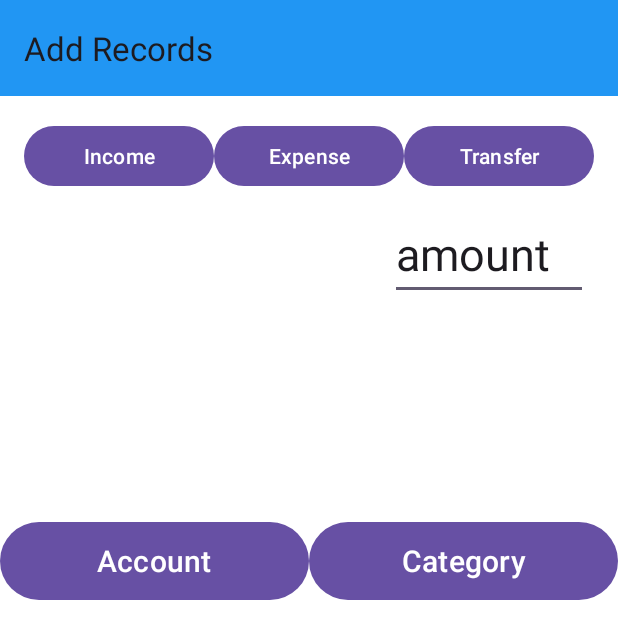
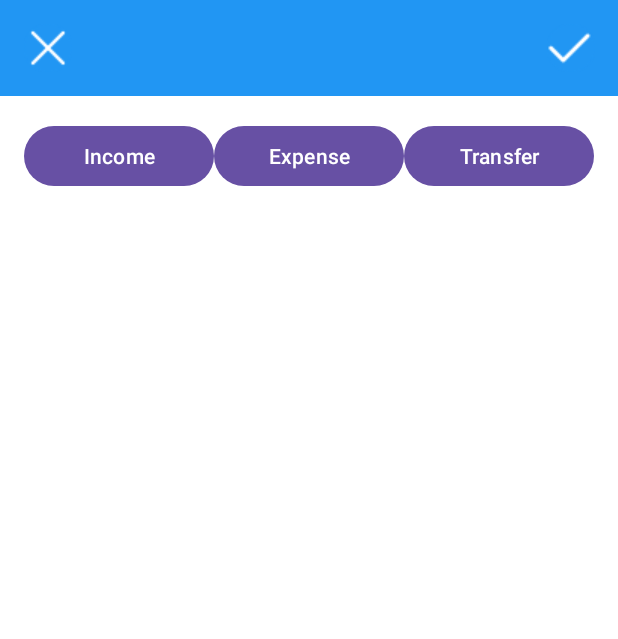
Before and after one commit to Chaitanya-ghutukade/Moneymind, an Android app: the Add_Records screen opened directly, with no data from a screen before it, on a phone screen of 412 x 824 dp. Shown: the top 639 px of the screen. Run offline under Robolectric (Android 15) with nearby library versions, the phone set to English and light mode, and no system bars.

Commit message:
added close and check icon in add record activity

```diff
--- a/app/src/main/java/com/example/moneymind/Add_Records.java
+++ b/app/src/main/java/com/example/moneymind/Add_Records.java
@@ -6,8 +6,11 @@ import androidx.core.content.ContextCompat;
 
 import android.os.Build;
 import android.os.Bundle;
+import android.view.View;
 import android.view.Window;
 import android.view.WindowManager;
+import android.widget.ImageView;
+import android.widget.Toast;
 
 public class Add_Records extends AppCompatActivity {
 
@@ -17,12 +20,24 @@ public class Add_Records extends AppCompatActivity {
         setContentView(R.layout.activity_add_records);
         Toolbar toolbar=findViewById(R.id.Add_Records_toolbar);
         setSupportActionBar(toolbar);
-        getSupportActionBar().setTitle("Add Records");
+        getSupportActionBar().setDisplayShowTitleEnabled(false);
+
 
         if (Build.VERSION.SDK_INT >= Build.VERSION_CODES.LOLLIPOP) {
             Window window = getWindow();
             window.addFlags(WindowManager.LayoutParams.FLAG_DRAWS_SYSTEM_BAR_BACKGROUNDS);
             window.setStatusBarColor(ContextCompat.getColor(this, R.color.add_record_toolbar_color));
         }
+
+        ImageView close=findViewById(R.id.close_icon);
+        ImageView check=findViewById(R.id.check_icon);
+
+
+        close.setOnClickListener(new View.OnClickListener() {
+            @Override
+            public void onClick(View v) {
+                onBackPressed();
+            }
+        });
     }
 }
--- a/app/src/main/res/layout/activity_add_records.xml
+++ b/app/src/main/res/layout/activity_add_records.xml
@@ -4,9 +4,9 @@
     xmlns:tools="http://schemas.android.com/tools"
     android:layout_width="match_parent"
     android:layout_height="match_parent"
+    android:background="#fff"
     android:orientation="vertical"
-    tools:context=".Add_Records"
-    android:background="#fff">
+    tools:context=".Add_Records">
 
     <com.google.android.material.appbar.AppBarLayout
         android:layout_width="match_parent"
@@ -16,8 +16,24 @@
             android:id="@+id/Add_Records_toolbar"
             android:layout_width="match_parent"
             android:layout_height="wrap_content"
-            android:background="@color/add_record_toolbar_color"/>
+            android:background="@color/add_record_toolbar_color">
 
+            <ImageView
+                android:id="@+id/close_icon"
+                android:layout_width="wrap_content"
+                android:layout_height="wrap_content"
+                android:layout_gravity="start"
+                android:src="@drawable/close" />
+
+            <ImageView
+                android:id="@+id/check_icon"
+                android:layout_width="wrap_content"
+                android:layout_height="wrap_content"
+                android:layout_gravity="end"
+                android:layout_marginEnd="15dp"
+                android:src="@drawable/check" />
+
+        </androidx.appcompat.widget.Toolbar>
 
 
     </com.google.android.material.appbar.AppBarLayout>
@@ -35,14 +51,16 @@
             android:layout_width="0dp"
             android:layout_height="wrap_content"
             android:layout_columnWeight="1"
-            android:text="Income" />
+            android:text="Income"
+            />
 
         <Button
             android:id="@+id/expense_btn"
             android:layout_width="0dp"
             android:layout_height="wrap_content"
             android:layout_columnWeight="1"
-            android:text="Expense" />
+            android:text="Expense"
+           />
 
 
         <Button
@@ -50,57 +68,11 @@
             android:layout_width="0dp"
             android:layout_height="wrap_content"
             android:layout_columnWeight="1"
-            android:text="Transfer" />
+            android:text="Transfer"
+           />
 
 
     </GridLayout>
 
-    <LinearLayout
-        android:layout_width="match_parent"
-        android:layout_height="200dp">
-
-        <ImageView
-            android:layout_width="100dp"
-            android:layout_height="50dp" />
-
-        <EditText
-            android:layout_width="132dp"
-            android:layout_height="56dp"
-            android:layout_marginStart="160dp"
-            android:inputType="number"
-            android:text="amount"
-            android:textSize="30dp" />
-
-    </LinearLayout>
-
-    <LinearLayout
-        android:layout_width="match_parent"
-        android:layout_height="60dp">
-
-        <GridLayout
-            android:layout_width="match_parent"
-            android:layout_height="match_parent"
-            android:columnCount="2"
-            android:rowCount="1">
-
-            <Button
-                android:layout_width="0dp"
-                android:layout_height="match_parent"
-                android:layout_columnWeight="1"
-                android:text="Account"
-                android:textSize="20dp" />
-
-            <Button
-                android:layout_width="0dp"
-                android:layout_height="match_parent"
-                android:layout_columnWeight="1"
-                android:text="Category"
-                android:textSize="20dp" />
-
-
-        </GridLayout>
-
-    </LinearLayout>
-
 
 </LinearLayout>
--- a/app/src/main/res/values/colors.xml
+++ b/app/src/main/res/values/colors.xml
@@ -26,5 +26,7 @@
     <color name="add_record_toolbar_color">#2196F3</color>
     <color name="activity_background">#03A9F4</color>
 
+    <color name="button_background">#03A9F4</color>
+
 
 </resources>
```
Also changed, not shown: app/src/main/res/drawable/check.png (added), app/src/main/res/drawable/close.png (added).
